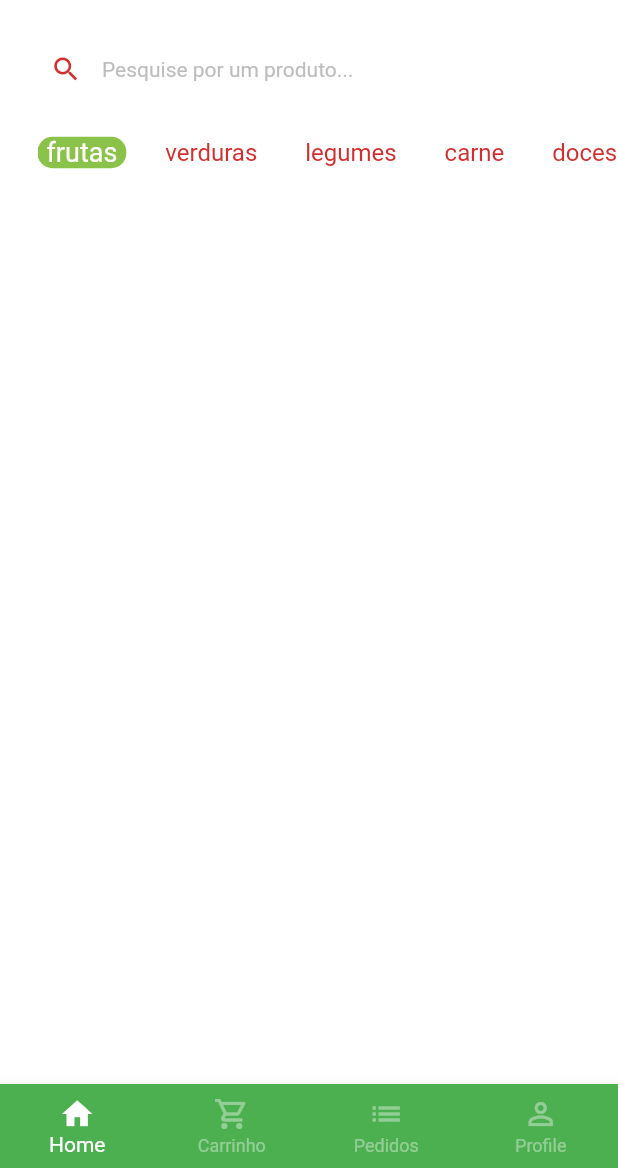
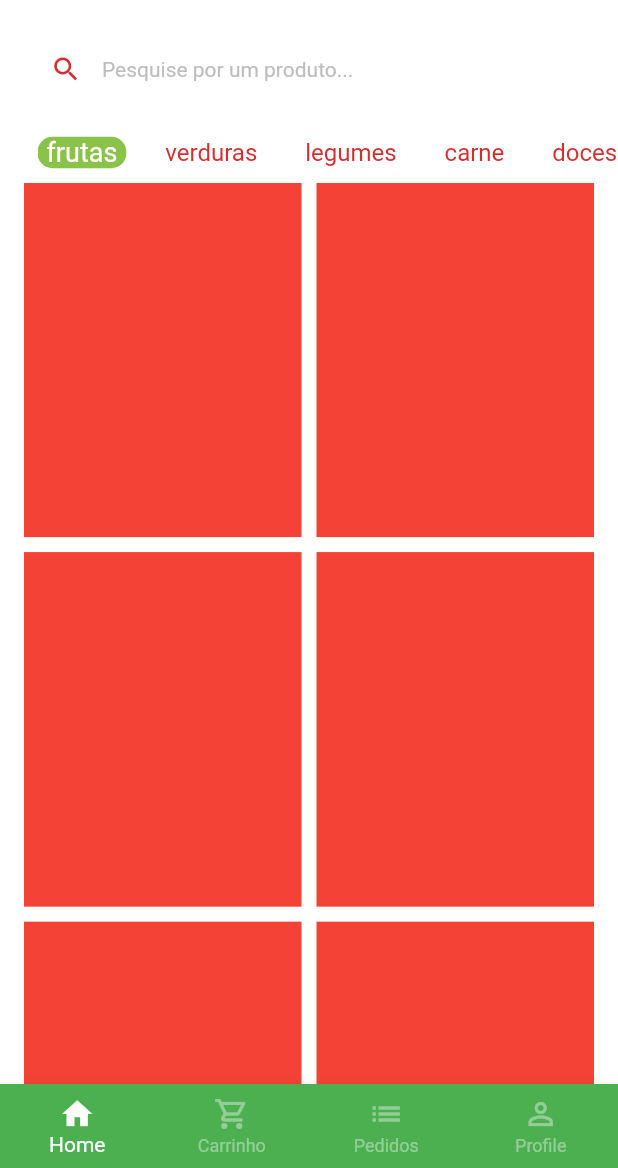
Before and after one commit to oliveiradg/Quitanda, a Flutter app: the BaseScreen screen opened directly, on a phone screen of 412 x 824 dp, the part 68-1236 px from its top. Run offline on Flutter 3.47's test engine with Material 2 defaults, Android fonts, the phone set to English and light mode, and no system bars; drawn by our look-alikes of badges; our stand-ins replace animated_text_kit, mask_text_input_formatter.

Commit message:
feat:  Organização do projeto e criação dos mocks

```diff
--- a/lib/src/config/app_data.dart
+++ b/lib/src/config/app_data.dart
@@ -63,3 +63,14 @@ List<ItemModel> items = [
   mango,
   papaya,
 ];
+
+List<String> categories = [
+  'frutas',
+  'verduras',
+  'legumes',
+  'carne',
+  'doces',
+  'laticinios',
+  'bebidas',
+  'outros',
+];
--- a/lib/src/pages/base/base_screen.dart
+++ b/lib/src/pages/base/base_screen.dart
@@ -18,10 +18,10 @@ class _BaseScreenState extends State<BaseScreen> {
   Widget build(BuildContext context) {
     return Scaffold(
       body: PageView(
-        physics: NeverScrollableScrollPhysics(),
+        physics: const NeverScrollableScrollPhysics(),
         controller: pageController,
         children: [
-          HomeTab(),
+          const HomeTab(),
           Container(
             color: Colors.yellow,
           ),
--- a/lib/src/pages/home/home_tab.dart
+++ b/lib/src/pages/home/home_tab.dart
@@ -4,26 +4,16 @@ import 'package:flutter/material.dart';
 import 'package:quitanda/src/config/custom_colors.dart';
 
 import 'package:quitanda/src/pages/home/components/category_tile.dart';
+import 'package:quitanda/src/config/app_data.dart' as appData;
 
 class HomeTab extends StatefulWidget {
-  HomeTab({Key? key}) : super(key: key);
+  const HomeTab({Key? key}) : super(key: key);
 
   @override
   State<HomeTab> createState() => _HomeTabState();
 }
 
 class _HomeTabState extends State<HomeTab> {
-  List<String> categories = [
-    'frutas',
-    'verduras',
-    'legumes',
-    'carne',
-    'doces',
-    'laticinios',
-    'bebidas',
-    'outros',
-  ];
-
   String selectedCategory = 'frutas';
 
   @override
@@ -129,11 +119,11 @@ class _HomeTabState extends State<HomeTab> {
               scrollDirection: Axis.horizontal,
               itemBuilder: (_, index) {
                 return CategoryTile(
-                  category: categories[index],
-                  isSelected: categories[index] == selectedCategory,
+                  category: appData.categories[index],
+                  isSelected: appData.categories[index] == selectedCategory,
                   onPressed: () {
                     setState(() {
-                      selectedCategory = categories[index];
+                      selectedCategory = appData.categories[index];
                     });
                   },
                 );
@@ -141,11 +131,30 @@ class _HomeTabState extends State<HomeTab> {
               separatorBuilder: (_, index) => const SizedBox(
                 width: 10,
               ),
-              itemCount: categories.length,
+              itemCount: appData.categories.length,
             ),
           ),
 
           //grid de produtos
+
+          Expanded(
+            child: GridView.builder(
+              padding: const EdgeInsets.fromLTRB(16, 0, 16, 16),
+              physics: const BouncingScrollPhysics(),
+              gridDelegate: const SliverGridDelegateWithFixedCrossAxisCount(
+                crossAxisCount: 2,
+                mainAxisSpacing: 10,
+                crossAxisSpacing: 10,
+                childAspectRatio: 9 / 11.5,
+              ),
+              itemCount: appData.items.length,
+              itemBuilder: (_, index) {
+                return Container(
+                  color: Colors.red,
+                );
+              },
+            ),
+          ),
         ],
       ),
     );
```
